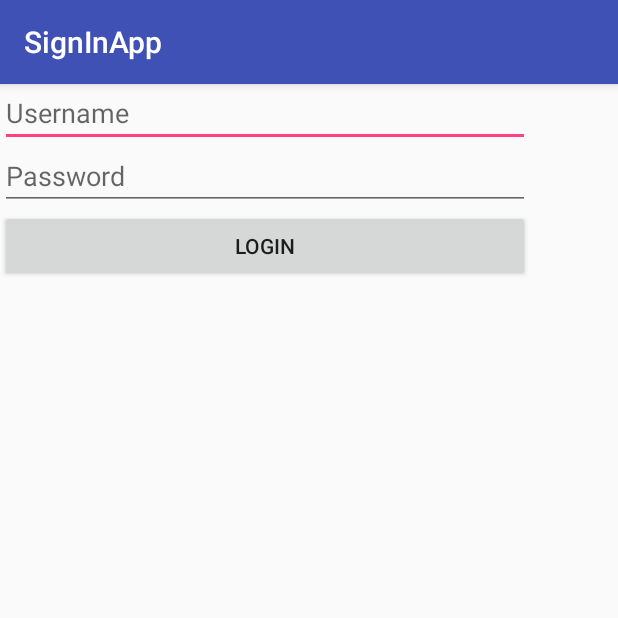
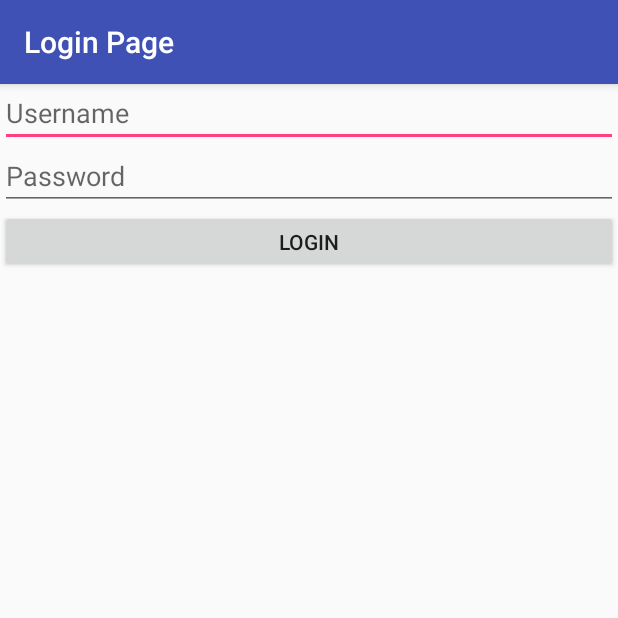
Before and after one commit to justinrxu/SignInApp, an Android app: the screen it shows after launch (LoginActivity), on a phone screen of 412 x 824 dp, the top half of it. Run offline under Robolectric (Android 15) with nearby library versions, the phone set to English and light mode, and no system bars.

Commit message:
Merge branch 'master' of https://github.com/spikanor/SignInApp
# Please enter a commit message to explain why this merge is necessary,
# especially if it merges an updated upstream into a topic branch.
#
# Lines starting with '#' will be ignored, and an empty message aborts
# the commit.

```diff
--- a/app/build.gradle
+++ b/app/build.gradle
@@ -2,7 +2,7 @@ apply plugin: 'com.android.application'
 
 android {
     compileSdkVersion 25
-    buildToolsVersion "26.0.1"
+    buildToolsVersion '26.0.2'
     defaultConfig {
         applicationId "com.example.justinxu.signinapp"
         minSdkVersion 15
@@ -20,12 +20,13 @@ android {
 }
 
 dependencies {
+    implementation 'com.android.support:design:25.4.0'
     compile fileTree(dir: 'libs', include: ['*.jar'])
     androidTestCompile('com.android.support.test.espresso:espresso-core:2.2.2', {
         exclude group: 'com.android.support', module: 'support-annotations'
     })
     compile 'com.android.support:appcompat-v7:25.3.1'
-    compile 'com.android.support.constraint:constraint-layout:1.0.2'
+    compile 'com.android.support.constraint:constraint-layout:1.0.1'
     compile 'com.android.volley:volley:1.0.0'
     testCompile 'junit:junit:4.12'
 }
--- a/app/src/main/AndroidManifest.xml
+++ b/app/src/main/AndroidManifest.xml
@@ -5,7 +5,7 @@
     <application
         android:allowBackup="true"
         android:icon="@mipmap/ic_launcher"
-        android:label="@string/app_name"
+        android:label="Sign-In App"
         android:roundIcon="@mipmap/ic_launcher_round"
         android:supportsRtl="true"
         android:theme="@style/AppTheme">
@@ -16,7 +16,8 @@
                 <category android:name="android.intent.category.LAUNCHER" />
             </intent-filter>
         </activity>
-        <activity android:name=".UserAreaActivity"></activity>
+        <activity android:name=".UserAreaActivity" />
+        <activity android:name=".KidInfoActivity"></activity>
     </application>
 
 </manifest>
--- a/app/src/main/java/com/example/justinxu/signinapp/LoginActivity.java
+++ b/app/src/main/java/com/example/justinxu/signinapp/LoginActivity.java
@@ -13,18 +13,19 @@ public class LoginActivity extends AppCompatActivity {
     protected void onCreate(Bundle savedInstanceState) {
         super.onCreate(savedInstanceState);
         setContentView(R.layout.activity_login);
-        System.out.println("Worked");
+        this.setTitle("Login Page");
 
-        final EditText siUsername = (EditText) findViewById(R.id.siUsername);
-        final EditText siPassword = (EditText) findViewById(R.id.siPassword);
+        final EditText etUsername = (EditText) findViewById(R.id.etUsername);
+        final EditText etPassword = (EditText) findViewById(R.id.etPassword);
         final Button bLogin = (Button) findViewById(R.id.bLogin);
 
         bLogin.setOnClickListener(new View.OnClickListener() {
             @Override
             public void onClick(View v) {
-                final String username = siUsername.getText().toString();
-                final String password = siPassword.getText().toString();
+                final String username = etUsername.getText().toString();
+                final String password = etPassword.getText().toString();
 
+                System.out.println("Starting Intent");
                 Intent intent = new Intent(LoginActivity.this, UserAreaActivity.class);
                 startActivity(intent);
             }
--- a/app/src/main/res/layout/activity_login.xml
+++ b/app/src/main/res/layout/activity_login.xml
@@ -1,30 +1,30 @@
 <?xml version="1.0" encoding="utf-8"?>
-<android.support.constraint.ConstraintLayout
+<LinearLayout
     xmlns:android="http://schemas.android.com/apk/res/android"
     xmlns:tools="http://schemas.android.com/tools"
-    xmlns:app="http://schemas.android.com/apk/res-auto"
     android:layout_width="match_parent"
     android:layout_height="match_parent"
     tools:context="com.example.justinxu.signinapp.LoginActivity">
 
     <GridLayout
-        android:layout_width="368dp"
+        android:layout_width="match_parent"
         android:layout_height="495dp"
         android:rowCount="5"
         android:columnCount="1"
         tools:layout_editor_absoluteX="8dp"
         tools:layout_editor_absoluteY="8dp">
+
         <EditText
-            android:id="@+id/siUsername"
-            android:layout_width="353dp"
+            android:id="@+id/etUsername"
+            android:layout_width="match_parent"
             android:layout_height="42dp"
             android:ems="10"
             android:hint="Username"
             android:inputType="textPersonName" />
 
         <EditText
-            android:id="@+id/siPassword"
-            android:layout_width="353dp"
+            android:id="@+id/etPassword"
+            android:layout_width="match_parent"
             android:layout_height="42dp"
             android:ems="10"
             android:hint="Password"
@@ -32,10 +32,10 @@
 
         <Button
             android:id="@+id/bLogin"
-            android:layout_width="353dp"
-            android:layout_height="48dp"
+            android:layout_width="match_parent"
+            android:layout_height="42dp"
             android:text="Login" />
 
     </GridLayout>
 
-</android.support.constraint.ConstraintLayout>
+</LinearLayout>
--- /dev/null
+++ b/app/src/main/res/values/dimens.xml
@@ -0,0 +1,3 @@
+<resources>
+    <dimen name="fab_margin">16dp</dimen>
+</resources>
--- a/app/src/main/res/values/strings.xml
+++ b/app/src/main/res/values/strings.xml
@@ -1,3 +1,5 @@
 <resources>
-    <string name="app_name">SignInApp</string>
+  <string name="app_name">AllTheRecipes</string>
+  <string name="thumbnail">thumbnail</string>
+    <string name="title_activity_kid_info">KidInfoActivity</string>
 </resources>
--- a/build.gradle
+++ b/build.gradle
@@ -3,9 +3,10 @@
 buildscript {
     repositories {
         jcenter()
+        google()
     }
     dependencies {
-        classpath 'com.android.tools.build:gradle:2.3.3'
+        classpath 'com.android.tools.build:gradle:3.0.0'
 
         // NOTE: Do not place your application dependencies here; they belong
         // in the individual module build.gradle files
@@ -15,6 +16,7 @@ buildscript {
 allprojects {
     repositories {
         jcenter()
+        google()
     }
 }
 
```
Also changed, not shown: app/src/main/java/com/example/justinxu/signinapp/KidInfoActivity.java (added, +39 -0 lines), app/src/main/java/com/example/justinxu/signinapp/UserAreaActivity.java (+35 -13 lines), app/src/main/res/layout/activity_kid_info.xml (added, +31 -0 lines), app/src/main/res/layout/activity_user_area.xml (+9 -11 lines), app/src/main/res/values/styles.xml (+9 -0 lines), gradle/wrapper/gradle-wrapper.properties.
